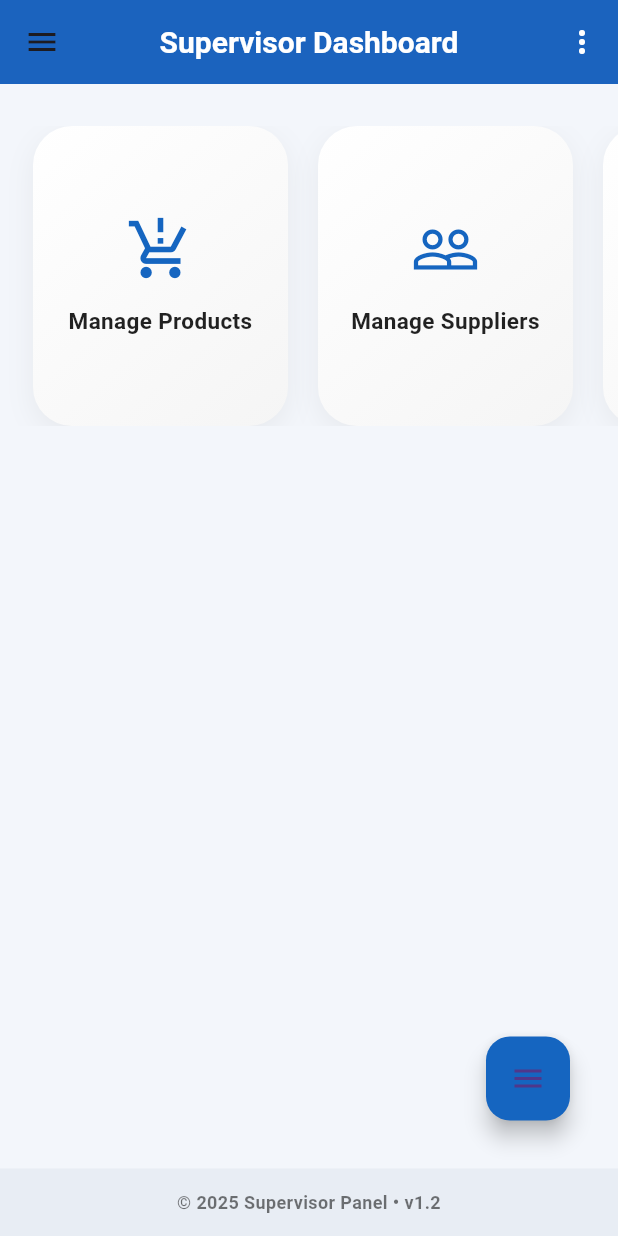
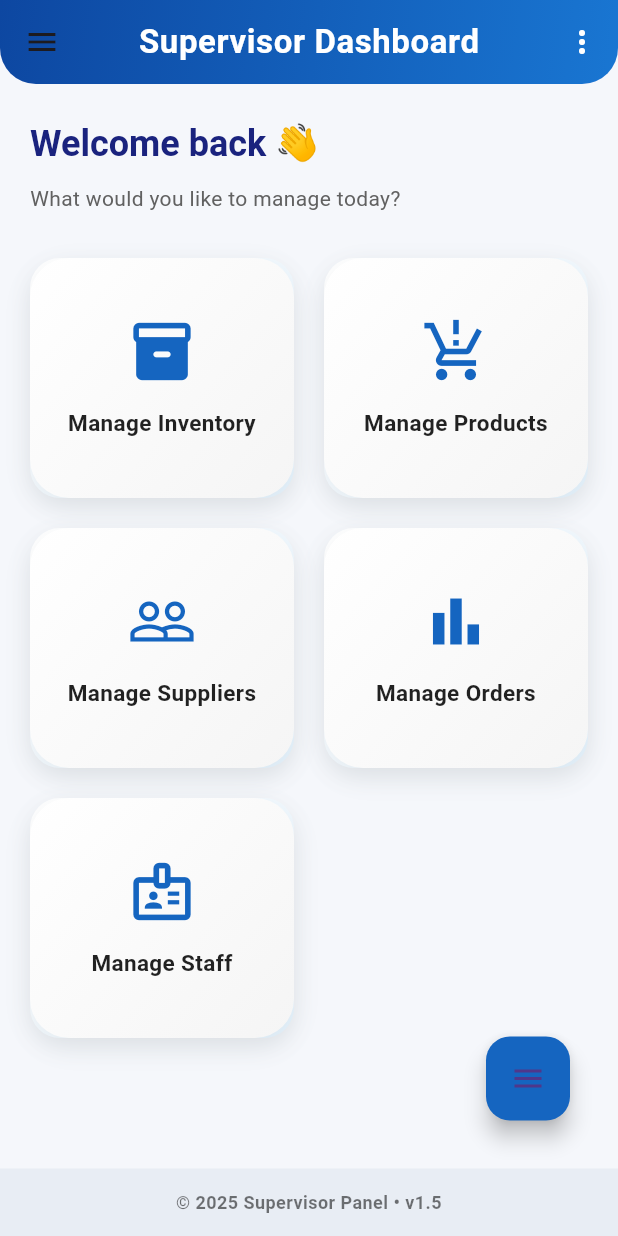
Before and after one commit to vipul-rathod-dev/shotgun, a Flutter app: the SupervisorDashboard screen opened by its route, on a phone screen of 412 x 824 dp. Run offline on Flutter 3.47's test engine with Material 3 defaults, Android fonts, the phone set to English and light mode, and no system bars; our stand-ins replace cloud_firestore, firebase_auth, firebase_core, google_fonts, image_picker, pdf and 3 more; accounts and stored records are empty.

Commit message:
Manage Inventory card added with functionality to add/remove stock also has sorting options and search functionality

```diff
--- a/lib/app/app.dart
+++ b/lib/app/app.dart
@@ -23,6 +23,7 @@ import 'package:shotgun/screens/staff_screens/staff_page.dart';
 import 'package:shotgun/screens/staff_screens/track_orders/track_orders_page.dart';
 import 'package:shotgun/screens/supervisor_screens/create_view_staff/view_staff_page.dart';
 import 'package:shotgun/screens/supervisor_screens/suppliers_page.dart';
+import 'package:shotgun/screens/supervisor_screens/view_inventory_page/view_inventory_page.dart';
 import '../screens/supervisor_screens/order_page/add_orders_page.dart';
 import '../screens/register_page.dart';
 import '../screens/supervisor_screens/supervisor_dashboard/supervisor_dashboard.dart';
@@ -65,6 +66,8 @@ class MyApp extends StatelessWidget {
         '/supervisor/add-focus-color': (context) => const AddFocusColor(),
         '/supervisor/add-temple-color': (context) => const AddTempleColor(),
         '/supervisor/execute-order': (context) => const ExecuteOrder(),
+        '/supervisor/view-inventory': (context) => const ViewInventoryPage(),
+        // '/supervisor/view-inventory': (context) => const AddInventory(),
 
         // STAFF ROUTES
         '/staff': (context) => const StaffDashboard(),
--- a/lib/screens/supervisor_screens/supervisor_dashboard/supervisor_dashboard.dart
+++ b/lib/screens/supervisor_screens/supervisor_dashboard/supervisor_dashboard.dart
@@ -20,6 +20,7 @@ class _SupervisorDashboardState extends State<SupervisorDashboard>
     with SingleTickerProviderStateMixin {
   bool _isMenuOpen = false;
   late AnimationController _animationController;
+  bool _isRunningScript = false;
 
   @override
   void initState() {
@@ -45,7 +46,10 @@ class _SupervisorDashboardState extends State<SupervisorDashboard>
 
   @override
   Widget build(BuildContext context) {
+    final userEmail = FirebaseAuth.instance.currentUser?.email ?? 'Supervisor';
+
     final List<DashboardItem> dashboardItems = const [
+      DashboardItem(icon: Icons.inventory_2_rounded, title: 'Manage Inventory', route: '/supervisor/view-inventory'),
       DashboardItem(icon: Icons.production_quantity_limits, title: 'Manage Products', route: '/supervisor/products'),
       DashboardItem(icon: Icons.people_outline, title: 'Manage Suppliers', route: '/supervisor/suppliers'),
       DashboardItem(icon: Icons.bar_chart, title: 'Manage Orders', route: '/supervisor/orders'),
@@ -70,20 +74,32 @@ class _SupervisorDashboardState extends State<SupervisorDashboard>
       ),
     ];
 
-    final userEmail = FirebaseAuth.instance.currentUser?.email ?? 'Supervisor';
-
     return SessionAwarePage(
       child: Scaffold(
-        backgroundColor: const Color(0xFFF3F6FB),
+        backgroundColor: const Color(0xFFF5F7FB),
         drawer: SupervisorDrawer(userEmail: userEmail),
         appBar: _buildAppBar(context),
-        bottomNavigationBar: _buildFooter(),
         body: SafeArea(
-          child: Column(
+          child: Stack(
             children: [
-              const SizedBox(height: 28),
-              _buildDashboardCards(context, dashboardItems),
-              const Spacer(),
+              _buildDashboardContent(context, dashboardItems),
+              if (_isRunningScript)
+                Container(
+                  color: Colors.black.withOpacity(0.4),
+                  child: const Center(
+                    child: Column(
+                      mainAxisSize: MainAxisSize.min,
+                      children: [
+                        CircularProgressIndicator(color: Colors.white),
+                        SizedBox(height: 12),
+                        Text(
+                          "Running update script...",
+                          style: TextStyle(color: Colors.white, fontSize: 16),
+                        )
+                      ],
+                    ),
+                  ),
+                ),
             ],
           ),
         ),
@@ -93,17 +109,36 @@ class _SupervisorDashboardState extends State<SupervisorDashboard>
           toggleMenu: _toggleMenu,
           items: fabItems,
         ),
+        bottomNavigationBar: _buildFooter(),
       ),
     );
   }
 
   AppBar _buildAppBar(BuildContext context) {
     return AppBar(
-      elevation: 3,
-      backgroundColor: const Color(0xFF1565C0),
+      automaticallyImplyLeading: true,
+      elevation: 4,
+      flexibleSpace: Container(
+        decoration: const BoxDecoration(
+          gradient: LinearGradient(
+            colors: [Color(0xFF0D47A1), Color(0xFF1976D2)],
+            begin: Alignment.topLeft,
+            end: Alignment.bottomRight,
+          ),
+          borderRadius: BorderRadius.vertical(bottom: Radius.circular(24)),
+        ),
+      ),
+      shape: const RoundedRectangleBorder(
+        borderRadius: BorderRadius.vertical(bottom: Radius.circular(24)),
+      ),
       title: const Text(
         'Supervisor Dashboard',
-        style: TextStyle(fontWeight: FontWeight.w700, fontSize: 20, color: Colors.white),
+        style: TextStyle(
+          fontWeight: FontWeight.bold,
+          fontSize: 22,
+          color: Colors.white,
+          letterSpacing: 0.4,
+        ),
       ),
       centerTitle: true,
       actions: [
@@ -121,10 +156,9 @@ class _SupervisorDashboardState extends State<SupervisorDashboard>
               await _showRunScriptDialog(context);
             }
           },
-
           itemBuilder: (context) => const [
             PopupMenuItem(value: 'run_script', child: Text('Run Update Script')),
-            PopupMenuItem(value: 'logout', child: Text('Logout'))
+            PopupMenuItem(value: 'logout', child: Text('Logout')),
           ],
           icon: const Icon(Icons.more_vert, color: Colors.white),
         ),
@@ -132,25 +166,81 @@ class _SupervisorDashboardState extends State<SupervisorDashboard>
     );
   }
 
-  Widget _buildDashboardCards(BuildContext context, List<DashboardItem> items) {
-    return SizedBox(
-      height: 200,
-      child: SingleChildScrollView(
-        scrollDirection: Axis.horizontal,
-        padding: const EdgeInsets.symmetric(horizontal: 22),
-        physics: const BouncingScrollPhysics(),
-        child: Row(
-          children: items
-              .map((item) => Padding(
-                    padding: const EdgeInsets.only(right: 20),
+  Widget _buildDashboardContent(BuildContext context, List<DashboardItem> items) {
+    final screenWidth = MediaQuery.of(context).size.width;
+    final crossAxisCount = screenWidth > 1200
+        ? 4
+        : screenWidth > 800
+            ? 3
+            : 2;
+
+    return Padding(
+      padding: const EdgeInsets.symmetric(horizontal: 20, vertical: 24),
+      child: Column(
+        crossAxisAlignment: CrossAxisAlignment.start,
+        children: [
+          Text(
+            "Welcome back 👋",
+            style: Theme.of(context).textTheme.headlineSmall?.copyWith(
+                  fontWeight: FontWeight.bold,
+                  color: const Color(0xFF1A237E),
+                ),
+          ),
+          const SizedBox(height: 10),
+          Text(
+            "What would you like to manage today?",
+            style: Theme.of(context).textTheme.bodyMedium?.copyWith(color: Colors.grey[700]),
+          ),
+          const SizedBox(height: 30),
+          Expanded(
+            child: GridView.builder(
+              physics: const BouncingScrollPhysics(),
+              gridDelegate: SliverGridDelegateWithFixedCrossAxisCount(
+                crossAxisCount: crossAxisCount,
+                crossAxisSpacing: 20,
+                mainAxisSpacing: 20,
+                childAspectRatio: 1.1,
+              ),
+              itemCount: items.length,
+              itemBuilder: (context, index) {
+                final item = items[index];
+                return TweenAnimationBuilder<double>(
+                  duration: Duration(milliseconds: 400 + (index * 120)),
+                  tween: Tween(begin: 0, end: 1),
+                  builder: (context, value, child) => Opacity(
+                    opacity: value,
+                    child: Transform.translate(
+                      offset: Offset(0, 30 * (1 - value)),
+                      child: child,
+                    ),
+                  ),
+                  child: DecoratedBox(
+                    decoration: BoxDecoration(
+                      borderRadius: BorderRadius.circular(20),
+                      gradient: const LinearGradient(
+                        colors: [Colors.white, Color(0xFFE3F2FD)],
+                        begin: Alignment.topLeft,
+                        end: Alignment.bottomRight,
+                      ),
+                      boxShadow: [
+                        BoxShadow(
+                          color: Colors.blueGrey.withOpacity(0.1),
+                          blurRadius: 12,
+                          offset: const Offset(0, 6),
+                        ),
+                      ],
+                    ),
                     child: DashboardCard(
                       icon: item.icon,
                       title: item.title,
                       onTap: () => Navigator.pushNamed(context, item.route),
                     ),
-                  ))
-              .toList(),
-        ),
+                  ),
+                );
+              },
+            ),
+          ),
+        ],
       ),
     );
   }
@@ -160,8 +250,13 @@ class _SupervisorDashboardState extends State<SupervisorDashboard>
       padding: const EdgeInsets.all(14),
       color: const Color(0xFFE8EDF4),
       child: const Text(
-        "© 2025 Supervisor Panel • v1.2",
-        style: TextStyle(fontSize: 12, color: Colors.black54, fontWeight: FontWeight.w600),
+        "© 2025 Supervisor Panel • v1.5",
+        style: TextStyle(
+          fontSize: 12,
+          color: Colors.black54,
+          fontWeight: FontWeight.w600,
+          letterSpacing: 0.3,
+        ),
         textAlign: TextAlign.center,
       ),
     );
@@ -189,24 +284,28 @@ class _SupervisorDashboardState extends State<SupervisorDashboard>
     );
   }
 
-  static Future<void> _showRunScriptDialog(BuildContext context) async {
+  Future<void> _showRunScriptDialog(BuildContext context) async {
     final confirm = await showDialog<bool>(
       context: context,
       builder: (ctx) => AlertDialog(
-        shape: RoundedRectangleBorder(borderRadius: BorderRadius.circular(16)),
+        shape: RoundedRectangleBorder(borderRadius: BorderRadius.circular(20)),
         title: const Text('Run Firestore Update Script'),
-        content: const Text(
-          'This will update all products in your company where '
-          'category == "Finished" and add a new field. Continue?',
+        content: Column(
+          mainAxisSize: MainAxisSize.min,
+          children: const [
+            Icon(Icons.auto_fix_high_rounded, size: 60, color: Colors.blueAccent),
+            SizedBox(height: 14),
+            Text(
+              'This will add or update the “stock” field in all finished products. Proceed?',
+              textAlign: TextAlign.center,
+            ),
+          ],
         ),
         actions: [
-          TextButton(
-            onPressed: () => Navigator.pop(ctx, false),
-            child: const Text('Cancel'),
-          ),
+          TextButton(onPressed: () => Navigator.pop(ctx, false), child: const Text('Cancel')),
           ElevatedButton(
             style: ElevatedButton.styleFrom(
-              backgroundColor: Color(0xFF1565C0),
+              backgroundColor: const Color(0xFF1565C0),
               shape: RoundedRectangleBorder(borderRadius: BorderRadius.circular(8)),
             ),
             onPressed: () => Navigator.pop(ctx, true),
@@ -218,25 +317,41 @@ class _SupervisorDashboardState extends State<SupervisorDashboard>
 
     if (confirm != true) return;
 
-    ScaffoldMessenger.of(context).showSnackBar(
-      const SnackBar(content: Text('Running Firestore script...')),
-    );
-
+    setState(() => _isRunningScript = true);
     try {
       await FirestoreScripts.addFieldToFinishedCategory(
-        subCollectionName: 'products', // inside companies/{companyId}/products
-        fieldName: 'modelGender',
-        value: 'Gents',
+        subCollectionName: 'products',
+        fieldName: 'stock',
+        value: 0,
       );
 
       ScaffoldMessenger.of(context).showSnackBar(
-        const SnackBar(content: Text('✅ Script completed successfully!')),
+        const SnackBar(
+          content: Row(
+            children: [
+              Icon(Icons.check_circle_outline, color: Colors.white),
+              SizedBox(width: 8),
+              Text('Script completed successfully!'),
+            ],
+          ),
+          backgroundColor: Colors.green,
+        ),
       );
     } catch (e) {
       ScaffoldMessenger.of(context).showSnackBar(
-        SnackBar(content: Text('❌ Error: $e')),
+        SnackBar(
+          content: Row(
+            children: [
+              const Icon(Icons.error_outline, color: Colors.white),
+              SizedBox(width: 8),
+              Text('Error: $e'),
+            ],
+          ),
+          backgroundColor: Colors.redAccent,
+        ),
       );
+    } finally {
+      setState(() => _isRunningScript = false);
     }
   }
-
 }
--- a/lib/utils/firestore_scripts.dart
+++ b/lib/utils/firestore_scripts.dart
@@ -21,7 +21,7 @@ class FirestoreScripts {
         .collection('companies')
         .doc(companyId)
         .collection(subCollectionName)
-        .where('category', isEqualTo: 'Finished')
+        // .where('category', isEqualTo: 'Finished')
         .get();
 
     if (querySnapshot.docs.isEmpty) {
```
Also changed, not shown: lib/screens/supervisor_screens/view_inventory_page/view_inventory_page.dart (added, +491 -0 lines).
